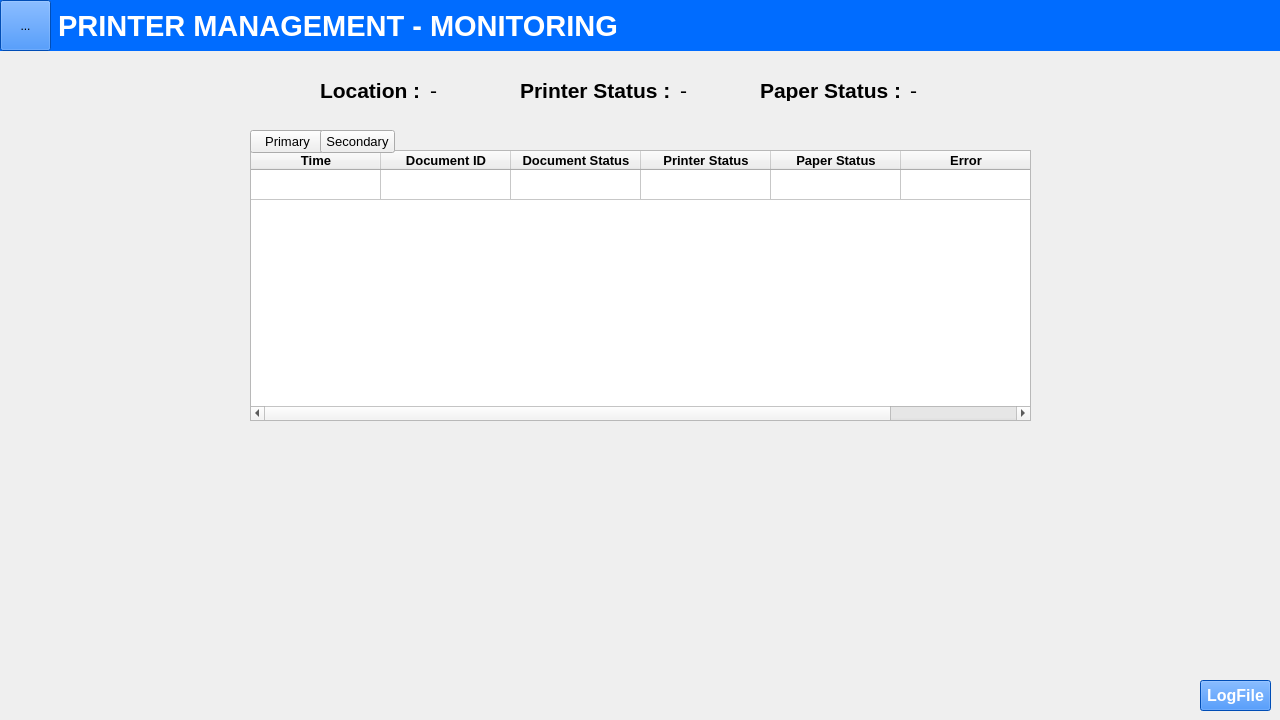
This is Designer/monitoring.ui in ParintonPrarom-148/Printer_Management_Program_For_Automated_Gate_System as Qt 5 draws it before an edit. The edited form follows.
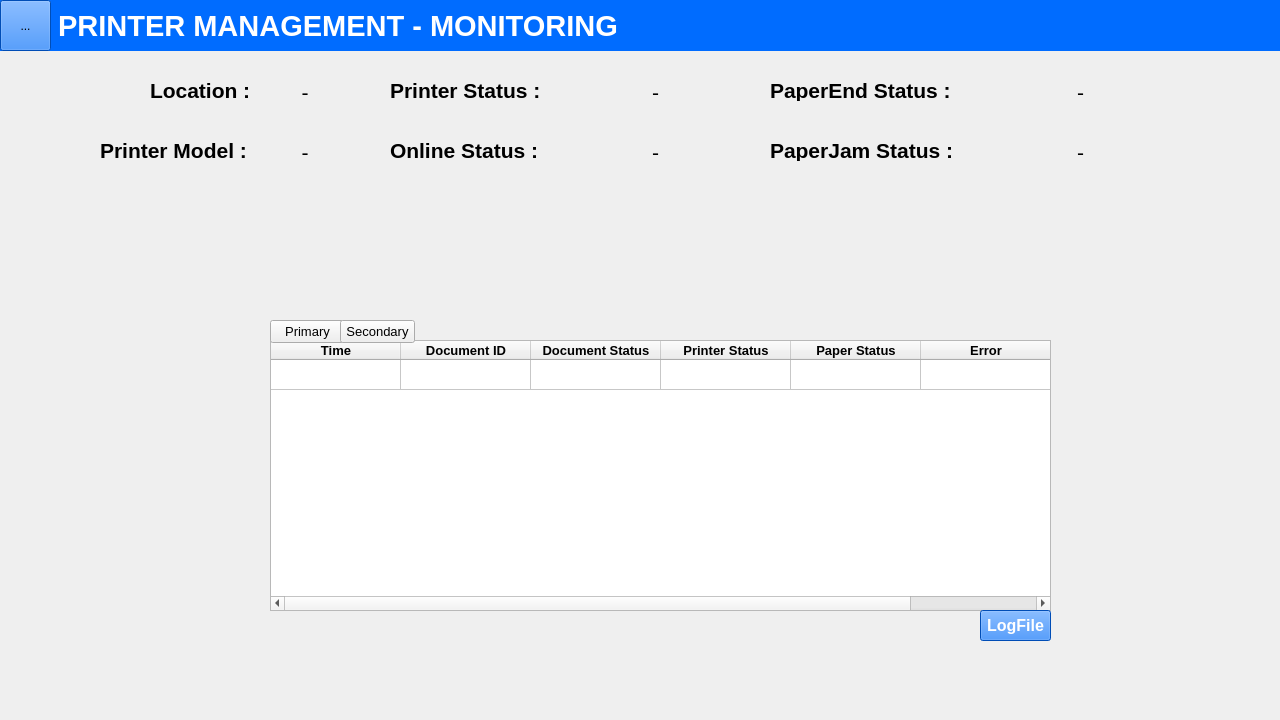
This is the edited form. Icons and pictures are not drawn.

```diff
--- a/Designer/monitoring.ui
+++ b/Designer/monitoring.ui
@@ -20,9 +20,9 @@
   <widget class="QLabel" name="lbPaperStatus">
    <property name="geometry">
     <rect>
-     <x>760</x>
+     <x>770</x>
      <y>80</y>
-     <width>151</width>
+     <width>181</width>
      <height>21</height>
     </rect>
    </property>
@@ -35,13 +35,13 @@
     </font>
    </property>
    <property name="text">
-    <string>Paper Status :</string>
+    <string>PaperEnd Status :</string>
    </property>
   </widget>
   <widget class="QLabel" name="lbPrinterStatus">
    <property name="geometry">
     <rect>
-     <x>520</x>
+     <x>390</x>
      <y>80</y>
      <width>151</width>
      <height>21</height>
@@ -62,10 +62,10 @@
   <widget class="QStackedWidget" name="stackedWidget">
    <property name="geometry">
     <rect>
-     <x>250</x>
-     <y>150</y>
-     <width>1031</width>
-     <height>571</height>
+     <x>270</x>
+     <y>340</y>
+     <width>791</width>
+     <height>321</height>
     </rect>
    </property>
    <property name="font">
@@ -522,8 +522,8 @@
     <widget class="QPushButton" name="btnLogFileSecondary">
      <property name="geometry">
       <rect>
-       <x>950</x>
-       <y>530</y>
+       <x>710</x>
+       <y>270</y>
        <width>71</width>
        <height>31</height>
       </rect>
@@ -549,7 +549,7 @@
   <widget class="QLabel" name="lbLocation">
    <property name="geometry">
     <rect>
-     <x>320</x>
+     <x>150</x>
      <y>80</y>
      <width>101</width>
      <height>21</height>
@@ -616,10 +616,10 @@
   <widget class="QLabel" name="PrinterStatus">
    <property name="geometry">
     <rect>
-     <x>680</x>
+     <x>540</x>
      <y>80</y>
-     <width>71</width>
-     <height>21</height>
+     <width>231</width>
+     <height>25</height>
     </rect>
    </property>
    <property name="font">
@@ -630,12 +630,15 @@
    <property name="text">
     <string>-</string>
    </property>
+   <property name="alignment">
+    <set>Qt::AlignCenter</set>
+   </property>
   </widget>
   <widget class="QPushButton" name="btnShowSecondaryTable">
    <property name="geometry">
     <rect>
-     <x>320</x>
-     <y>130</y>
+     <x>340</x>
+     <y>320</y>
      <width>75</width>
      <height>23</height>
     </rect>
@@ -655,10 +658,10 @@
   <widget class="QLabel" name="PaperStatus">
    <property name="geometry">
     <rect>
-     <x>910</x>
+     <x>980</x>
      <y>80</y>
-     <width>71</width>
-     <height>21</height>
+     <width>201</width>
+     <height>25</height>
     </rect>
    </property>
    <property name="font">
@@ -669,12 +672,15 @@
    <property name="text">
     <string>-</string>
    </property>
+   <property name="alignment">
+    <set>Qt::AlignCenter</set>
+   </property>
   </widget>
   <widget class="QPushButton" name="btnShowPrimaryTable">
    <property name="geometry">
     <rect>
-     <x>250</x>
-     <y>130</y>
+     <x>270</x>
+     <y>320</y>
      <width>75</width>
      <height>23</height>
     </rect>
@@ -700,10 +706,10 @@
   <widget class="QLabel" name="Location">
    <property name="geometry">
     <rect>
-     <x>430</x>
+     <x>250</x>
      <y>80</y>
-     <width>81</width>
-     <height>21</height>
+     <width>110</width>
+     <height>25</height>
     </rect>
    </property>
    <property name="font">
@@ -714,6 +720,9 @@
    <property name="text">
     <string>-</string>
    </property>
+   <property name="alignment">
+    <set>Qt::AlignCenter</set>
+   </property>
   </widget>
   <widget class="QLabel" name="lbPrinterManagementMonitoring_2">
    <property name="geometry">
@@ -739,6 +748,132 @@
     <string> PRINTER MANAGEMENT - MONITORING</string>
    </property>
   </widget>
+  <widget class="QLabel" name="lbPrinterModel">
+   <property name="geometry">
+    <rect>
+     <x>100</x>
+     <y>140</y>
+     <width>151</width>
+     <height>21</height>
+    </rect>
+   </property>
+   <property name="font">
+    <font>
+     <family>Arial</family>
+     <pointsize>16</pointsize>
+     <weight>75</weight>
+     <bold>true</bold>
+    </font>
+   </property>
+   <property name="text">
+    <string>Printer Model :</string>
+   </property>
+  </widget>
+  <widget class="QLabel" name="PrinterModel">
+   <property name="geometry">
+    <rect>
+     <x>250</x>
+     <y>140</y>
+     <width>110</width>
+     <height>25</height>
+    </rect>
+   </property>
+   <property name="font">
+    <font>
+     <pointsize>16</pointsize>
+    </font>
+   </property>
+   <property name="text">
+    <string>-</string>
+   </property>
+   <property name="alignment">
+    <set>Qt::AlignCenter</set>
+   </property>
+  </widget>
+  <widget class="QLabel" name="lbOnlineStatus">
+   <property name="geometry">
+    <rect>
+     <x>390</x>
+     <y>140</y>
+     <width>151</width>
+     <height>21</height>
+    </rect>
+   </property>
+   <property name="font">
+    <font>
+     <family>Arial</family>
+     <pointsize>16</pointsize>
+     <weight>75</weight>
+     <bold>true</bold>
+    </font>
+   </property>
+   <property name="text">
+    <string>Online Status :</string>
+   </property>
+  </widget>
+  <widget class="QLabel" name="lbPaperJamStatus">
+   <property name="geometry">
+    <rect>
+     <x>770</x>
+     <y>140</y>
+     <width>191</width>
+     <height>21</height>
+    </rect>
+   </property>
+   <property name="font">
+    <font>
+     <family>Arial</family>
+     <pointsize>16</pointsize>
+     <weight>75</weight>
+     <bold>true</bold>
+    </font>
+   </property>
+   <property name="text">
+    <string>PaperJam Status :</string>
+   </property>
+  </widget>
+  <widget class="QLabel" name="OnlineStatus">
+   <property name="geometry">
+    <rect>
+     <x>540</x>
+     <y>140</y>
+     <width>231</width>
+     <height>25</height>
+    </rect>
+   </property>
+   <property name="font">
+    <font>
+     <pointsize>16</pointsize>
+    </font>
+   </property>
+   <property name="text">
+    <string>-</string>
+   </property>
+   <property name="alignment">
+    <set>Qt::AlignCenter</set>
+   </property>
+  </widget>
+  <widget class="QLabel" name="PaperJamStatus">
+   <property name="geometry">
+    <rect>
+     <x>980</x>
+     <y>140</y>
+     <width>201</width>
+     <height>25</height>
+    </rect>
+   </property>
+   <property name="font">
+    <font>
+     <pointsize>16</pointsize>
+    </font>
+   </property>
+   <property name="text">
+    <string>-</string>
+   </property>
+   <property name="alignment">
+    <set>Qt::AlignCenter</set>
+   </property>
+  </widget>
   <zorder>lbPaperStatus</zorder>
   <zorder>lbPrinterStatus</zorder>
   <zorder>stackedWidget</zorder>
```
Left out of the diff: 14 changed lines with no effect on the pictures.
